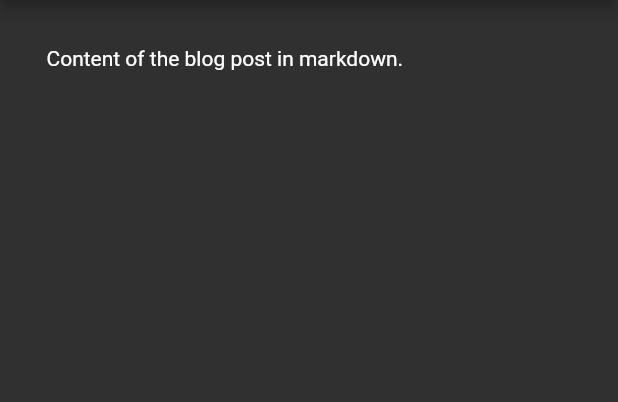
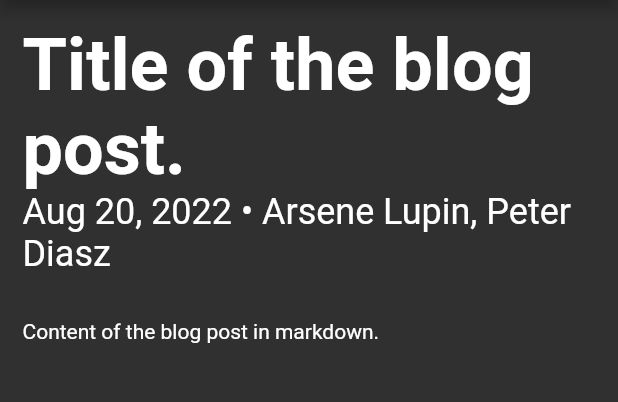
Before and after one commit to Ronho/personal-website, a Flutter app: the BlogScreen screen opened by its route, after a tap on an icon or button, on a phone screen of 412 x 824 dp, the part 84-486 px from its top. Run offline on Flutter 3.47's test engine with Material 2 defaults, Android fonts, the phone set to English and light mode, and no system bars; our stand-ins replace flutter_markdown, flutter_svg, get, get_storage; missing offline and left inert: dart:html, markdown; accounts and stored records are empty.

Commit message:
add header to blog details

````diff
--- a/assets/data/blogs.json
+++ b/assets/data/blogs.json
@@ -3,7 +3,7 @@
     "id": "id01",
     "isPublished": true,
     "thumbnail": "assets/images/thumbnails/thumbnail.jpg",
-    "authors": ["Arsene Lupin"],
+    "authors": ["Arsene Lupin", "Peter Diasz"],
     "date": "2022-08-20T19:02:21.891623",
     "lastUpdated": "2022-08-20T19:02:21.891623",
     "title": "Title of the blog post.",
@@ -14,11 +14,11 @@
     "id": "id02",
     "isPublished": true,
     "thumbnail": "assets/images/thumbnails/thumbnail.jpg",
-    "authors": ["Arsene Lupin"],
+    "authors": ["Arsene Lupin", "Erich Ernst"],
     "date": "2022-08-20T19:02:21.891623",
     "lastUpdated": "2022-08-20T19:02:21.891623",
     "title": "Title of the blog post.",
     "summary": "My summary as plain text.",
-    "body": "# Markdown syntax guide\n\n## Headers\n\n# This is a Heading h1\n## This is a Heading h2 \n###### This is a Heading h6\n\n## Emphasis\n\n*This text will be italic*  \n_This will also be italic_\n\n**This text will be bold**  \n__This will also be bold__\n\n_You **can** combine them_\n\n## Lists\n\n### Unordered\n\n* Item 1\n* Item 2\n* Item 2a\n* Item 2b\n\n### Ordered\n\n1. Item 1\n1. Item 2\n1. Item 3\n  1. Item 3a\n  1. Item 3b\n\n## Images\n\n![This is a alt text.](/image/sample.png \"This is a sample image.\")\n\n## Links\n\nYou may be using [Markdown Live Preview](https://markdownlivepreview.com/).\n\n## Blockquotes\n\n> Markdown is a lightweight markup language with plain-text-formatting syntax, created in 2004 by John Gruber with Aaron Swartz.\n>\n>> Markdown is often used to format readme files, for writing messages in online discussion forums, and to create rich text using a plain text editor.\n\n## Tables\n\n| Left columns  | Right columns |\n| ------------- |:-------------:|\n| left foo      | right foo     |\n| left bar      | right bar     |\n| left baz      | right baz     |\n\n## Blocks of code\n\n```\nlet message = 'Hello world';\nalert(message);\n```\n\n## Inline code\n\nThis web site is using `markedjs/marked`."
+    "body": "# Markdown syntax guide\n\n## Headers\n\n# This is a Heading h1\n## This is a Heading h2 \n###### This is a Heading h6\n\n## Emphasis\n\n*This text will be italic*  \n_This will also be italic_\n\n**This text will be bold**  \n__This will also be bold__\n\n_You **can** combine them_\n\n## Lists\n\n### Unordered\n\n* Item 1\n* Item 2\n* Item 2a\n* Item 2b\n\n### Ordered\n\n1. Item 1\n1. Item 2\n1. Item 3\n  1. Item 3a\n  1. Item 3b\n\n## Images\n\n![This is a alt text.](resource:assets/images/thumbnails/thumbnail.jpg \"This is a sample image.\")\n\n## Links\n\nYou may be using [Markdown Live Preview](https://markdownlivepreview.com/).\n\n## Blockquotes\n\n> Markdown is a lightweight markup language with plain-text-formatting syntax, created in 2004 by John Gruber with Aaron Swartz.\n>\n>> Markdown is often used to format readme files, for writing messages in online discussion forums, and to create rich text using a plain text editor.\n\n## Tables\n\n| Left columns  | Right columns |\n| ------------- |:-------------:|\n| left foo      | right foo     |\n| left bar      | right bar     |\n| left baz      | right baz     |\n\n## Blocks of code\n\n```\nlet message = 'Hello world';\nalert(message);\n```\n\n## Inline code\n\nThis web site is using `markedjs/marked`."
   }
 ]
--- a/lib/models/blog.dart
+++ b/lib/models/blog.dart
@@ -34,4 +34,17 @@ class Blog {
       body: json['body'].toString(),
     );
   }
+
+  String get authorsAsString {
+    String text = '';
+    for (String entry in authors) {
+      if (text == '') {
+        text += entry;
+      } else {
+        text += ', $entry';
+      }
+    }
+
+    return text;
+  }
 }
--- a/lib/screens/blog_details.dart
+++ b/lib/screens/blog_details.dart
@@ -1,5 +1,6 @@
 import 'dart:math';
 
+import 'package:intl/intl.dart';
 import 'package:markdown/markdown.dart' as md;
 import 'package:flutter_markdown/flutter_markdown.dart';
 import 'package:get/get.dart';
@@ -27,14 +28,43 @@ class BlogDetailsScreen extends GetResponsiveView<ResponsiveController> {
       body: Center(
         child: Container(
           alignment: Alignment.topCenter,
-          padding: EdgeInsets.only(top: 15, left: padding, right: padding),
           child: Obx(() {
             final Blog? blog = c.getBlogById(id);
-            return Markdown(
-              selectable: true,
-              extensionSet: md.ExtensionSet.gitHubWeb,
-              data: blog != null ? blog.body : '',
-            );
+            if (blog == null) {
+              return const CircularProgressIndicator();
+            } else {
+              return SingleChildScrollView(
+                padding:
+                    EdgeInsets.only(top: 15, left: padding, right: padding),
+                child: Column(
+                  crossAxisAlignment: CrossAxisAlignment.start,
+                  children: [
+                    Text(
+                      blog.title,
+                      style: const TextStyle(
+                        fontSize: 48,
+                        fontWeight: FontWeight.bold,
+                      ),
+                    ),
+                    Text(
+                      '${DateFormat.yMMMd().format(blog.date)} • ${blog.authorsAsString}',
+                      style: const TextStyle(fontSize: 24),
+                    ),
+                    const SizedBox(
+                      height: 30,
+                    ),
+                    Markdown(
+                      padding: const EdgeInsets.all(0),
+                      shrinkWrap: true,
+                      physics: const NeverScrollableScrollPhysics(),
+                      selectable: true,
+                      extensionSet: md.ExtensionSet.gitHubWeb,
+                      data: blog.body,
+                    ),
+                  ],
+                ),
+              );
+            }
           }),
         ),
       ),
````
